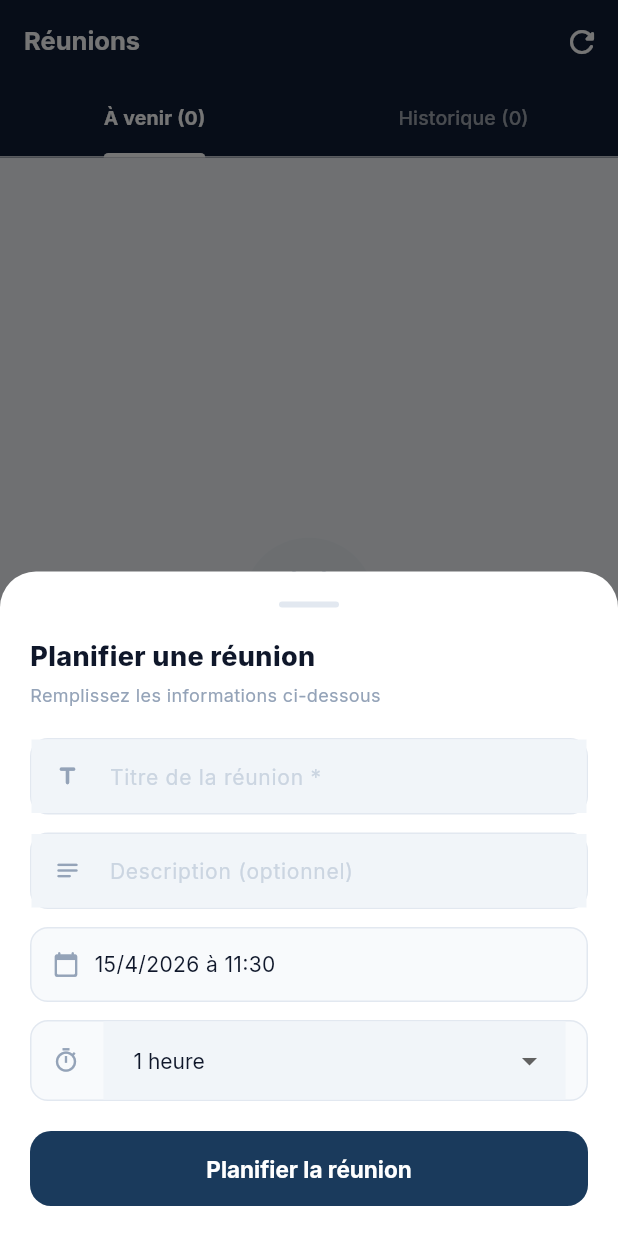
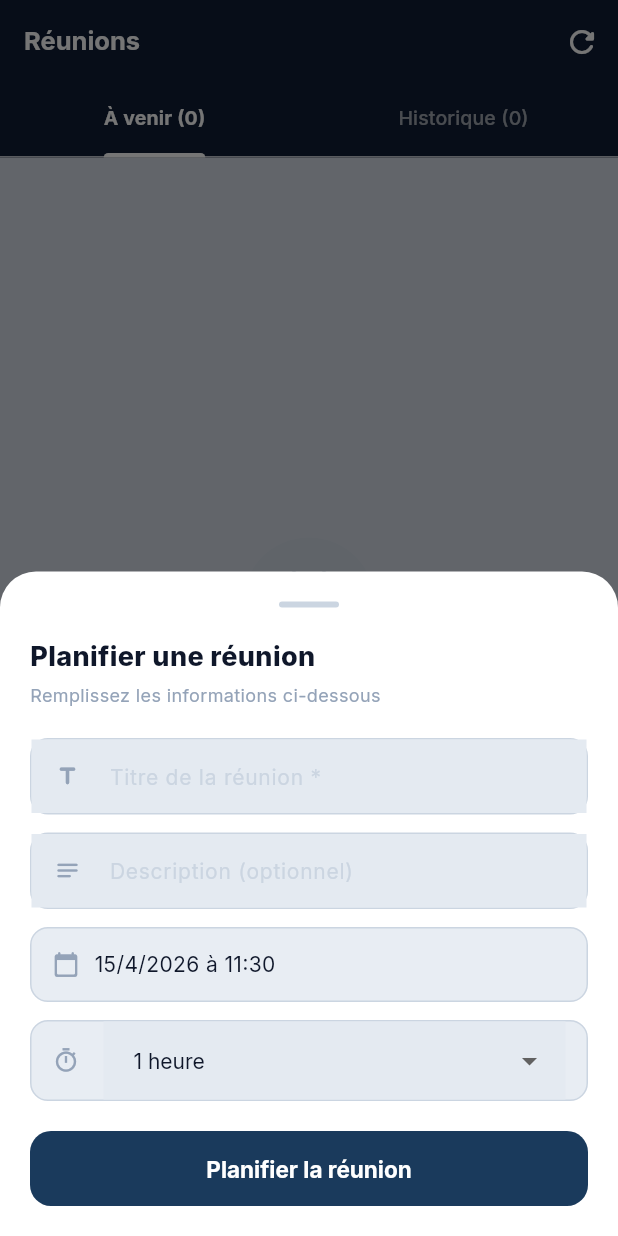
Before and after one commit to evanet08/SEBCMobile, a Flutter app: the HomeScreen screen opened directly, item 3 of the bottom bar chosen, after a tap on the "add" icon, on a phone screen of 412 x 824 dp. Run offline on Flutter 3.47's test engine with Material 3 defaults, Android fonts, the phone set to English and light mode, and no system bars; our stand-ins replace file_picker, flutter_animate, flutter_secure_storage, google_fonts; accounts and stored records are empty; network calls fail.

Commit message:
style: Telegram-style blue-gray backgrounds across all screens

```diff
--- a/lib/screens/communication_screen.dart
+++ b/lib/screens/communication_screen.dart
@@ -112,7 +112,7 @@ class _CommunicationScreenState extends State<CommunicationScreen> {
         // Search
         Container(
           padding: const EdgeInsets.fromLTRB(16, 8, 16, 8),
-          color: Colors.white,
+          color: const Color(0xFFF0F3F7),
           child: TextField(
             controller: _searchCtrl,
             onChanged: (v) => setState(() => _filter = v.toLowerCase()),
@@ -213,7 +213,7 @@ class _ContactTile extends StatelessWidget {
     final unread = contact.unread;
 
     return Material(
-      color: Colors.white,
+      color: const Color(0xFFF0F3F7),
       child: InkWell(
         onTap: onTap,
         child: Padding(
@@ -223,7 +223,7 @@ class _ContactTile extends StatelessWidget {
             Container(
               width: 48, height: 48,
               decoration: BoxDecoration(color: color, shape: BoxShape.circle),
-              child: Icon(_icon, color: Colors.white, size: 22),
+              child: Icon(_icon, color: const Color(0xFFF0F3F7), size: 22),
             ),
             const SizedBox(width: 12),
             // Info
@@ -242,7 +242,7 @@ class _ContactTile extends StatelessWidget {
                 Container(
                   padding: const EdgeInsets.symmetric(horizontal: 7, vertical: 2),
                   decoration: BoxDecoration(color: SEBCColors.accent, borderRadius: BorderRadius.circular(10)),
-                  child: Text('$unread', style: GoogleFonts.inter(color: Colors.white, fontSize: 10, fontWeight: FontWeight.w700)),
+                  child: Text('$unread', style: GoogleFonts.inter(color: const Color(0xFFF0F3F7), fontSize: 10, fontWeight: FontWeight.w700)),
                 ),
               ],
             ]),
--- a/lib/screens/home_screen.dart
+++ b/lib/screens/home_screen.dart
@@ -106,7 +106,7 @@ class HomeScreenState extends State<HomeScreen> {
               child: Container(
                 padding: const EdgeInsets.symmetric(horizontal: 5, vertical: 1),
                 decoration: BoxDecoration(color: const Color(0xFFE83350), borderRadius: BorderRadius.circular(10)),
-                child: Text('$badge', style: GoogleFonts.inter(color: Colors.white, fontSize: 9, fontWeight: FontWeight.w700)),
+                child: Text('$badge', style: GoogleFonts.inter(color: const Color(0xFFF0F3F7), fontSize: 9, fontWeight: FontWeight.w700)),
               ),
             ),
           ]),
@@ -155,7 +155,7 @@ class _DashboardTabState extends State<_DashboardTab> {
     final filleuls = (_profileData?['filleuls_en_attente'] as List?) ?? [];
 
     return Scaffold(
-      backgroundColor: const Color(0xFFF1F5F9),
+      backgroundColor: const Color(0xFFD5DDE7),
       body: CustomScrollView(slivers: [
         // ── App Bar ──
         SliverAppBar(
@@ -190,7 +190,7 @@ class _DashboardTabState extends State<_DashboardTab> {
                       const SizedBox(width: 14),
                       Expanded(child: Column(crossAxisAlignment: CrossAxisAlignment.start, children: [
                         Text('Bienvenue,', style: GoogleFonts.inter(color: Colors.white.withValues(alpha: 0.6), fontSize: 12)),
-                        Text(m?.nomComplet ?? 'Membre SEBC', style: GoogleFonts.inter(color: Colors.white, fontSize: 18, fontWeight: FontWeight.w700)),
+                        Text(m?.nomComplet ?? 'Membre SEBC', style: GoogleFonts.inter(color: const Color(0xFFF0F3F7), fontSize: 18, fontWeight: FontWeight.w700)),
                       ])),
                       IconButton(
                         icon: Icon(Icons.logout_rounded, color: Colors.white.withValues(alpha: 0.6), size: 20),
@@ -261,9 +261,9 @@ class _DashboardTabState extends State<_DashboardTab> {
             Container(
               padding: const EdgeInsets.all(16),
               decoration: BoxDecoration(
-                color: Colors.white,
+                color: const Color(0xFFF0F3F7),
                 borderRadius: BorderRadius.circular(16),
-                border: Border.all(color: const Color(0xFFE2E8F0)),
+                border: Border.all(color: const Color(0xFFCBD5E1)),
               ),
               child: Column(crossAxisAlignment: CrossAxisAlignment.start, children: [
                 Row(children: [
@@ -320,7 +320,7 @@ class _DashboardTabState extends State<_DashboardTab> {
   );
 
   Widget _moduleCard(IconData icon, String title, String sub, Color color, VoidCallback? onTap) => Material(
-    color: Colors.white,
+    color: const Color(0xFFF0F3F7),
     borderRadius: BorderRadius.circular(16),
     child: InkWell(
       borderRadius: BorderRadius.circular(16),
--- a/lib/screens/meetings_screen.dart
+++ b/lib/screens/meetings_screen.dart
@@ -42,7 +42,7 @@ class _MeetingsScreenState extends State<MeetingsScreen> with SingleTickerProvid
     final history = _meetings.where((m) => m.status == 'ended' || m.status == 'cancelled').toList();
 
     return Scaffold(
-      backgroundColor: const Color(0xFFF1F5F9),
+      backgroundColor: const Color(0xFFD5DDE7),
       appBar: AppBar(
         backgroundColor: const Color(0xFF0F1D35),
         foregroundColor: Colors.white,
@@ -81,7 +81,7 @@ class _MeetingsScreenState extends State<MeetingsScreen> with SingleTickerProvid
       return Center(child: Column(mainAxisSize: MainAxisSize.min, children: [
         Container(
           padding: const EdgeInsets.all(20),
-          decoration: BoxDecoration(color: const Color(0xFFE2E8F0).withValues(alpha: 0.4), shape: BoxShape.circle),
+          decoration: BoxDecoration(color: const Color(0xFFCBD5E1).withValues(alpha: 0.4), shape: BoxShape.circle),
           child: Icon(emptyIcon, size: 48, color: const Color(0xFF94A3B8)),
         ),
         const SizedBox(height: 16),
@@ -112,9 +112,9 @@ class _MeetingsScreenState extends State<MeetingsScreen> with SingleTickerProvid
     return Container(
       margin: const EdgeInsets.only(bottom: 10),
       decoration: BoxDecoration(
-        color: Colors.white,
+        color: const Color(0xFFF0F3F7),
         borderRadius: BorderRadius.circular(14),
-        border: Border.all(color: const Color(0xFFE2E8F0)),
+        border: Border.all(color: const Color(0xFFCBD5E1)),
       ),
       child: Padding(
         padding: const EdgeInsets.all(16),
@@ -144,7 +144,7 @@ class _MeetingsScreenState extends State<MeetingsScreen> with SingleTickerProvid
           const SizedBox(height: 12),
           Container(
             padding: const EdgeInsets.all(10),
-            decoration: BoxDecoration(color: const Color(0xFFF8FAFC), borderRadius: BorderRadius.circular(10)),
+            decoration: BoxDecoration(color: const Color(0xFFE8EDF3), borderRadius: BorderRadius.circular(10)),
             child: Row(children: [
               _infoChip(Icons.calendar_today_rounded, m.scheduledDisplay),
               const SizedBox(width: 16),
@@ -236,7 +236,7 @@ class _MeetingsScreenState extends State<MeetingsScreen> with SingleTickerProvid
       builder: (ctx) => StatefulBuilder(builder: (ctx, setS) => Padding(
         padding: EdgeInsets.fromLTRB(20, 20, 20, MediaQuery.of(ctx).viewInsets.bottom + 20),
         child: Column(mainAxisSize: MainAxisSize.min, crossAxisAlignment: CrossAxisAlignment.start, children: [
-          Center(child: Container(width: 40, height: 4, decoration: BoxDecoration(color: const Color(0xFFE2E8F0), borderRadius: BorderRadius.circular(2)))),
+          Center(child: Container(width: 40, height: 4, decoration: BoxDecoration(color: const Color(0xFFCBD5E1), borderRadius: BorderRadius.circular(2)))),
           const SizedBox(height: 20),
           Text('Planifier une réunion', style: GoogleFonts.inter(fontSize: 18, fontWeight: FontWeight.w800, color: const Color(0xFF0F172A))),
           const SizedBox(height: 4),
@@ -256,7 +256,7 @@ class _MeetingsScreenState extends State<MeetingsScreen> with SingleTickerProvid
             },
             child: Container(
               padding: const EdgeInsets.all(14),
-              decoration: BoxDecoration(color: const Color(0xFFF8FAFC), borderRadius: BorderRadius.circular(12), border: Border.all(color: const Color(0xFFE2E8F0))),
+              decoration: BoxDecoration(color: const Color(0xFFE8EDF3), borderRadius: BorderRadius.circular(12), border: Border.all(color: const Color(0xFFCBD5E1))),
               child: Row(children: [
                 const Icon(Icons.calendar_today_rounded, size: 18, color: Color(0xFF94A3B8)),
                 const SizedBox(width: 10),
@@ -268,7 +268,7 @@ class _MeetingsScreenState extends State<MeetingsScreen> with SingleTickerProvid
           const SizedBox(height: 12),
           Container(
             padding: const EdgeInsets.symmetric(horizontal: 14),
-            decoration: BoxDecoration(color: const Color(0xFFF8FAFC), borderRadius: BorderRadius.circular(12), border: Border.all(color: const Color(0xFFE2E8F0))),
+            decoration: BoxDecoration(color: const Color(0xFFE8EDF3), borderRadius: BorderRadius.circular(12), border: Border.all(color: const Color(0xFFCBD5E1))),
             child: DropdownButtonFormField<int>(
               value: duration,
               decoration: const InputDecoration(border: InputBorder.none, icon: Icon(Icons.timer_outlined, size: 18, color: Color(0xFF94A3B8))),
@@ -313,7 +313,7 @@ class _MeetingsScreenState extends State<MeetingsScreen> with SingleTickerProvid
   }
 
   Widget _inputField(TextEditingController ctrl, String hint, IconData icon) => Container(
-    decoration: BoxDecoration(color: const Color(0xFFF8FAFC), borderRadius: BorderRadius.circular(12), border: Border.all(color: const Color(0xFFE2E8F0))),
+    decoration: BoxDecoration(color: const Color(0xFFE8EDF3), borderRadius: BorderRadius.circular(12), border: Border.all(color: const Color(0xFFCBD5E1))),
     child: TextField(
       controller: ctrl,
       style: GoogleFonts.inter(fontSize: 14),
--- a/lib/screens/profile_screen.dart
+++ b/lib/screens/profile_screen.dart
@@ -56,7 +56,7 @@ class _ProfileScreenState extends State<ProfileScreen> {
     final m = AuthProvider.instance.membre;
 
     return Scaffold(
-      backgroundColor: const Color(0xFFF1F5F9),
+      backgroundColor: const Color(0xFFD5DDE7),
       body: _loading
         ? const Center(child: CircularProgressIndicator())
         : CustomScrollView(slivers: [
@@ -183,7 +183,7 @@ class _ProfileScreenState extends State<ProfileScreen> {
     style: GoogleFonts.inter(fontSize: 16, fontWeight: FontWeight.w700, color: const Color(0xFF0F172A)));
 
   Widget _infoCard(List<Widget> children) => Container(
-    decoration: BoxDecoration(color: Colors.white, borderRadius: BorderRadius.circular(14), border: Border.all(color: const Color(0xFFE2E8F0))),
+    decoration: BoxDecoration(color: const Color(0xFFF0F3F7), borderRadius: BorderRadius.circular(14), border: Border.all(color: const Color(0xFFCBD5E1))),
     child: Column(children: children),
   );
 
--- a/lib/utils/theme.dart
+++ b/lib/utils/theme.dart
@@ -13,21 +13,28 @@ class SEBCColors {
   static const Color error = Color(0xFFDC2626);
   static const Color info = Color(0xFF0EA5E9);
 
-  // Surfaces
-  static const Color background = Color(0xFFF8FAFC);
-  static const Color surface = Color(0xFFFFFFFF);
-  static const Color surfaceVariant = Color(0xFFF1F5F9);
-  static const Color cardBg = Color(0xFFFFFFFF);
+  // Surfaces — Telegram-style blue-tinted
+  static const Color background = Color(0xFFDAE2EB);
+  static const Color backgroundDark = Color(0xFFCDD7E3);
+  static const Color surface = Color(0xFFF0F3F7);
+  static const Color surfaceVariant = Color(0xFFE4EAF1);
+  static const Color cardBg = Color(0xFFF5F7FA);
 
   // Text
   static const Color textPrimary = Color(0xFF0F172A);
-  static const Color textSecondary = Color(0xFF64748B);
-  static const Color textTertiary = Color(0xFF94A3B8);
+  static const Color textSecondary = Color(0xFF475569);
+  static const Color textTertiary = Color(0xFF7C8FA3);
 
-  // Chat
-  static const Color chatBg = Color(0xFFECE5DD);
-  static const Color chatSent = Color(0xFFDCF8C6);
-  static const Color chatRecv = Color(0xFFFFFFFF);
+  // Chat — Telegram tints
+  static const Color chatBg = Color(0xFFB7C7D8);
+  static const Color chatSent = Color(0xFFEFFFDE);
+  static const Color chatRecv = Color(0xFFF0F3F7);
+
+  // App background gradient
+  static const LinearGradient bgGradient = LinearGradient(
+    begin: Alignment.topCenter, end: Alignment.bottomCenter,
+    colors: [Color(0xFFD5DDE7), Color(0xFFC3CFDD), Color(0xFFD0DAE5)],
+  );
 
   // Gradients
   static const LinearGradient primaryGradient = LinearGradient(
@@ -63,6 +70,7 @@ class SEBCTheme {
         error: SEBCColors.error,
       ),
       scaffoldBackgroundColor: SEBCColors.background,
+      canvasColor: SEBCColors.background,
       textTheme: GoogleFonts.interTextTheme(),
       appBarTheme: AppBarTheme(
         elevation: 0,
```
Also changed, not shown: lib/screens/admin_screen.dart (+9 -9 lines).
